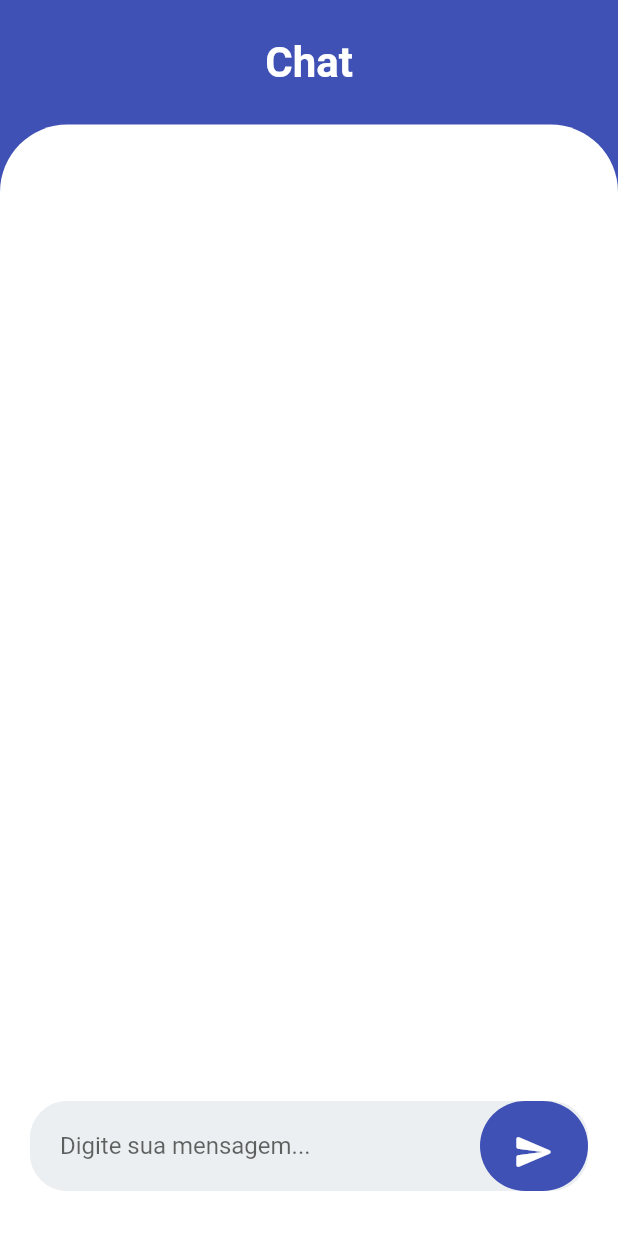
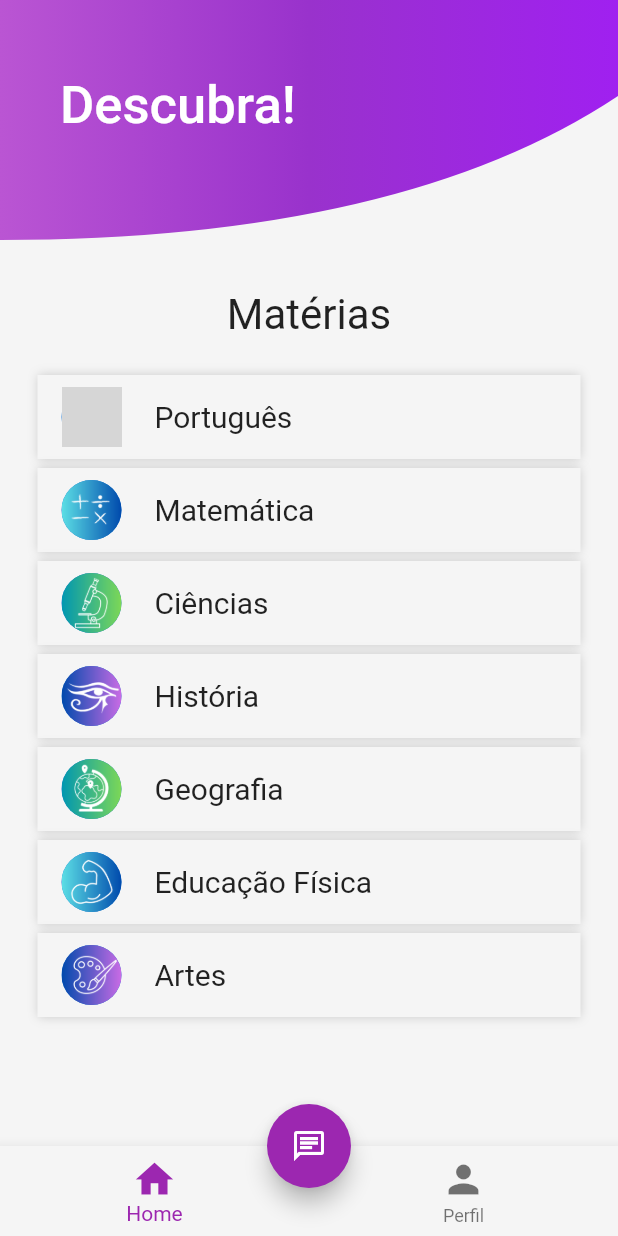
Before and after one commit to alex-custodio/adautis-app, a Flutter app: the screen it shows after launch, on a phone screen of 412 x 824 dp. Run offline on Flutter 3.47's test engine with Material 2 defaults, Android fonts, the phone set to English and light mode, and no system bars; grey boxes are pictures that could not be loaded.

Commit message:
adicionando homepage

```diff
--- /dev/null
+++ b/lib/components/bottom_nav_bar.dart
@@ -0,0 +1,35 @@
+import 'package:adautisapp/screens/chat/chat_screen.dart';
+import 'package:adautisapp/screens/home/home_page.dart';
+import 'package:flutter/material.dart';
+
+class BottomNavBar extends StatelessWidget {
+  int index = 0;
+  BottomNavBar({super.key});
+
+  @override
+  Widget build(BuildContext context) {
+    return BottomNavigationBar(
+      currentIndex: index,
+      onTap: (value) {
+        index = value;
+        Navigator.of(context).push(MaterialPageRoute(
+            builder: (context) => value == 0 ? HomePage() : ChatPage()));
+        // Ao invés do ChatPage aqui deve estar ProfilePage
+      },
+      selectedItemColor: Colors.purple,
+      backgroundColor: Colors.grey[100],
+      iconSize: 30,
+      items: [
+        BottomNavigationBarItem(
+          icon: Icon(Icons.home),
+          label: "Home",
+        ),
+        BottomNavigationBarItem(
+          icon: Icon(Icons.person),
+          label: "Perfil",
+        )
+      ],
+    );
+    ;
+  }
+}
--- /dev/null
+++ b/lib/components/floating_chat_button.dart
@@ -0,0 +1,18 @@
+import 'package:flutter/material.dart';
+
+import '../screens/chat/chat_screen.dart';
+
+class ChatButton extends StatelessWidget {
+  const ChatButton({super.key});
+
+  @override
+  Widget build(BuildContext context) {
+    return FloatingActionButton(
+        child: Icon(Icons.chat_outlined),
+        backgroundColor: Colors.purple,
+        onPressed: (){
+          Navigator.of(context).push(MaterialPageRoute(builder: (context) => ChatPage()));
+        },
+      );;
+  }
+}
--- a/lib/main.dart
+++ b/lib/main.dart
@@ -1,9 +1,9 @@
-import 'package:adautisapp/screens/chat/chat_screen.dart';
+import 'package:adautisapp/screens/home/home_page.dart';
 import 'package:flutter/material.dart';
 
 void main() {
   runApp(MaterialApp(
-    home: ChatPage(),
+    home: HomePage(),
     debugShowCheckedModeBanner: false,
   ));
 }
--- a/lib/screens/chat/chat_screen.dart
+++ b/lib/screens/chat/chat_screen.dart
@@ -1,8 +1,10 @@
 import 'dart:convert';
 import 'dart:ui';
+import 'package:adautisapp/components/bottom_nav_bar.dart';
 import 'package:flutter/material.dart';
 import 'package:http/http.dart' as http;
 
+import '../../components/floating_chat_button.dart';
 
 class ChatPage extends StatefulWidget {
   @override
@@ -16,6 +18,9 @@ class _ChatPageState extends State<ChatPage> {
   @override
   Widget build(BuildContext context) {
     return Scaffold(
+      bottomNavigationBar: BottomNavBar(),
+      floatingActionButton: ChatButton(),
+      floatingActionButtonLocation: FloatingActionButtonLocation.centerDocked,
       backgroundColor: Colors.indigo,
       body: SafeArea(
         child: Stack(
@@ -116,18 +121,16 @@ class _ChatPageState extends State<ChatPage> {
               contentPadding: EdgeInsets.all(20),
               enabledBorder: OutlineInputBorder(
                 borderSide:
-                  BorderSide(color:
-                      const Color.fromARGB(255, 236, 239, 241)),
+                    BorderSide(color: const Color.fromARGB(255, 236, 239, 241)),
                 borderRadius: BorderRadius.circular(25),
               ),
               focusedBorder: OutlineInputBorder(
                 borderSide:
-                  BorderSide(color:
-                      const Color.fromARGB(255, 233, 237, 239)),
+                    BorderSide(color: const Color.fromARGB(255, 233, 237, 239)),
                 borderRadius: BorderRadius.circular(25),
               ),
             ),
-          onSubmitted:(value) async {
+            onSubmitted: (value) async {
               await sendQuestion();
             },
           ),
--- /dev/null
+++ b/lib/screens/home/custom_clip.dart
@@ -0,0 +1,22 @@
+import 'package:flutter/material.dart';
+
+class CustomClipTitulo extends CustomClipper<Path> {
+  @override
+  Path getClip(Size size) {
+    double w = size.width;
+    double h = size.height;
+
+    Path path = Path();
+    path.moveTo(0, 0);
+    path.lineTo(0, h);
+    path.quadraticBezierTo(w * 0.65, h, w, h * 0.4);
+    path.lineTo(w, 0);
+
+    return path;
+  }
+
+  @override
+  bool shouldReclip(covariant CustomClipper<Path> oldClipper) {
+    return false;
+  }
+}
--- /dev/null
+++ b/lib/screens/home/custom_clip_decoracao.dart
@@ -0,0 +1,23 @@
+import 'package:flutter/material.dart';
+
+class CustomClipDecoracao extends CustomClipper<Path> {
+  @override
+  Path getClip(Size size) {
+    double w = size.width;
+    double h = size.height;
+
+    Path path = Path();
+
+    path.moveTo(w*0.65, 0);
+    path.quadraticBezierTo(w*0.65, h, w, h);
+    path.lineTo(w, 0);
+    // path.quadraticBezierTo(size.width,size.height*0.4500000,size.width,0);
+    return path;
+  }
+
+  @override
+  bool shouldReclip(covariant CustomClipper<Path> oldClipper) {
+    // TODO: implement shouldReclip
+    throw UnimplementedError();
+  }
+}
--- /dev/null
+++ b/lib/screens/home/home_page.dart
@@ -0,0 +1,275 @@
+import 'package:adautisapp/components/bottom_nav_bar.dart';
+import 'package:adautisapp/components/floating_chat_button.dart';
+import 'package:flutter/material.dart';
+
+import 'custom_clip.dart';
+import 'custom_clip_decoracao.dart';
+
+class HomePage extends StatefulWidget {
+  const HomePage({super.key});
+
+  @override
+  State<HomePage> createState() => _HomePageState();
+}
+
+class _HomePageState extends State<HomePage> {
+  @override
+  Widget build(BuildContext context) {
+    return  SafeArea(
+      child: Scaffold(
+        backgroundColor: Colors.grey[100],
+        body: ListView(
+          children: [
+            buildContainerTitulo(),
+            // buildContainerDecoracao(),
+            SizedBox(height: 8),
+            Padding(
+              padding: const EdgeInsets.all(25),
+              child: buildBody(),
+            )
+          ],
+        ),
+        bottomNavigationBar: BottomNavBar(),
+        floatingActionButton: ChatButton(),
+        floatingActionButtonLocation: FloatingActionButtonLocation.centerDocked,
+      )
+    );
+  }
+
+  ClipPath buildContainerDecoracao() {
+    return ClipPath(
+      clipper: CustomClipDecoracao(),
+      child: Container(
+        height: 160,
+        color: Colors.purple.withOpacity(0.6),
+      ),
+    );
+  }
+
+
+
+
+
+  ClipPath buildContainerTitulo() {
+    return ClipPath(
+      clipper: CustomClipTitulo(),
+      child: Container(
+        height: 160,
+        decoration: const BoxDecoration(
+          gradient: LinearGradient(
+            colors: [
+              Color(0xFFBA55D3),
+              Color(0xFF9932CC),
+              Color(0XFFA020F0)
+            ]
+          )
+        ),
+        child: const Padding(
+          padding: EdgeInsets.only(top: 50, left: 40),
+          child: Text(
+            "Descubra!",
+            style: TextStyle(
+              fontSize: 35,
+              color: Colors.white,
+              fontWeight: FontWeight.w500
+            ),
+          ),
+        ),
+      ),
+    );
+  }
+
+  Column buildBody() {
+    return Column(
+      children: [
+        Text(
+          "Matérias",
+          style: TextStyle(
+            fontSize: 28,
+
+          ),
+        ),
+        SizedBox(height: 24,),
+        Ink(
+          child: ListTile(
+            leading: CircleAvatar(
+              radius: 20,
+              backgroundImage: AssetImage("assets/images/portugues.png"),
+            ),
+            title: Text(
+              "Português",
+              style: TextStyle(
+                fontSize: 20
+              ),
+            ),
+          visualDensity: VisualDensity(horizontal: 3),
+            onTap: (){},
+          ),
+          decoration: BoxDecoration(
+            color: Colors.grey[100],
+            boxShadow: [
+              BoxShadow(
+                color: Colors.grey.withOpacity(0.5),
+                blurRadius: 5,
+              )
+            ]
+          ),
+        ),
+        SizedBox(height: 6),
+        Ink(
+          child: ListTile(
+            leading: CircleAvatar(
+              radius: 20,
+              backgroundImage: AssetImage("assets/images/matematica.png"),
+            ),
+            title: Text(
+              "Matemática",
+              style: TextStyle(
+                fontSize: 20
+              ),
+            ),
+            visualDensity: VisualDensity(horizontal: 3),
+            onTap: (){},
+          ),
+          decoration: BoxDecoration(
+            color: Colors.grey[100],
+            boxShadow: [
+              BoxShadow(
+                color: Colors.grey.withOpacity(0.5),
+                blurRadius: 5
+              )
+            ]
+          ),
+        ),
+        SizedBox(height: 6),
+        Ink(
+          child: ListTile(
+            leading: CircleAvatar(
+              backgroundImage: AssetImage("assets/images/ciencias.png"),
+            ),
+            title: Text(
+              "Ciências",
+              style: TextStyle(
+                fontSize: 20
+              ),
+            ),
+            visualDensity: VisualDensity(horizontal: 3),
+            onTap: (){},
+          ),
+          decoration: BoxDecoration(
+            color: Colors.grey[100],
+            boxShadow: [
+              BoxShadow(
+                color: Colors.grey.withOpacity(0.5),
+                blurRadius: 5,
+              )
+            ]
+          ),
+        ),
+        SizedBox(height: 6),
+        Ink(
+          child: ListTile(
+            leading: CircleAvatar(
+              radius: 20,
+              backgroundImage: AssetImage("assets/images/historia.png")
+            ),
+            title: Text(
+              "História",
+              style: TextStyle(
+                fontSize: 20
+              ),
+            ),
+            visualDensity: VisualDensity(horizontal: 3),
+            onTap: (){},
+          ),
+          decoration: BoxDecoration(
+            color: Colors.grey[100],
+            boxShadow: [
+              BoxShadow(
+                color: Colors.grey.withOpacity(0.5),
+                blurRadius: 5,
+              )
+            ]
+          ),
+        ),
+        SizedBox(height: 6),
+        Ink(
+          child: ListTile(
+            leading: CircleAvatar(
+              backgroundImage: AssetImage("assets/images/geografia.png")
+            ),
+            title: Text(
+              "Geografia",
+              style: TextStyle(
+                fontSize: 20
+              ),
+            ),
+            visualDensity: VisualDensity(horizontal: 3),
+            onTap: (){},
+          ),
+          decoration: BoxDecoration(
+            color: Colors.grey[100],
+            boxShadow: [
+              BoxShadow(
+                color: Colors.grey.withOpacity(0.5),
+                blurRadius: 5,
+              )
+            ]
+          ),
+        ),
+        SizedBox(height: 6),
+        Ink(
+          child: ListTile(
+            leading: CircleAvatar(
+              radius: 20,
+              backgroundImage: AssetImage("assets/images/educacao-fisica.png"),
+            ),
+            title: Text(
+              "Educação Física",
+              style: TextStyle(
+                fontSize: 20
+              ),
+            ),
+            visualDensity: VisualDensity(horizontal: 3),
+            onTap: (){},
+          ),
+          decoration: BoxDecoration(
+            color: Colors.grey[100],
+            boxShadow: [
+              BoxShadow(
+                color: Colors.grey.withOpacity(0.5),
+                blurRadius: 5,
+              )
+            ]
+          ),
+        ),
+        SizedBox(height: 6),
+        Ink(
+          child: ListTile(
+            leading: CircleAvatar(
+              radius: 20,
+              backgroundImage:AssetImage("assets/images/artes.png"),
+            ),
+            title: Text(
+              "Artes",
+              style: TextStyle(
+                fontSize: 20
+              ),
+            ),
+            visualDensity: VisualDensity(horizontal: 3),
+            onTap: (){},
+          ),
+          decoration: BoxDecoration(
+            color: Colors.grey[100],
+            boxShadow: [
+              BoxShadow(
+                color: Colors.grey.withOpacity(0.5),
+                blurRadius: 5,
+              )
+            ]
+          ),
+        )
+      ],
+    );
+  }
+}
--- a/pubspec.yaml
+++ b/pubspec.yaml
@@ -60,9 +60,8 @@ flutter:
   uses-material-design: true
 
   # To add assets to your application, add an assets section, like this:
-  # assets:
-  #   - images/a_dot_burr.jpeg
-  #   - images/a_dot_ham.jpeg
+  assets:
+    - assets/images/
 
   # An image asset can refer to one or more resolution-specific "variants", see
   # https://flutter.dev/assets-and-images/#resolution-aware
```
Also changed, not shown: assets/images/Portugues.png (added), assets/images/artes.png (added), assets/images/ciencias.png (added), assets/images/educacao-fisica.png (added), assets/images/geografia.png (added), assets/images/historia.png (added), assets/images/matematica.png (added). Lines whose indentation alone changed are shown as unchanged.
